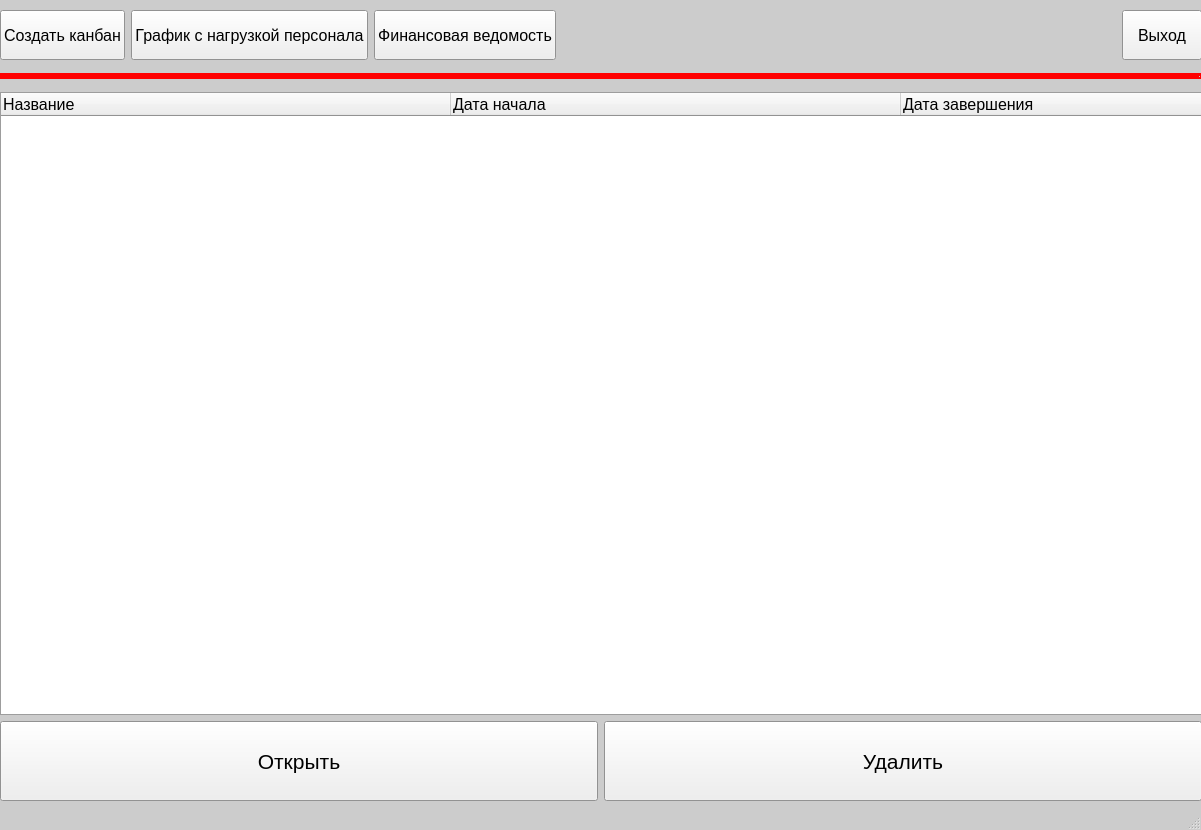
The window that main.ui (AnGREATern/kanbaner) describes before a commit, drawn with Qt 5.
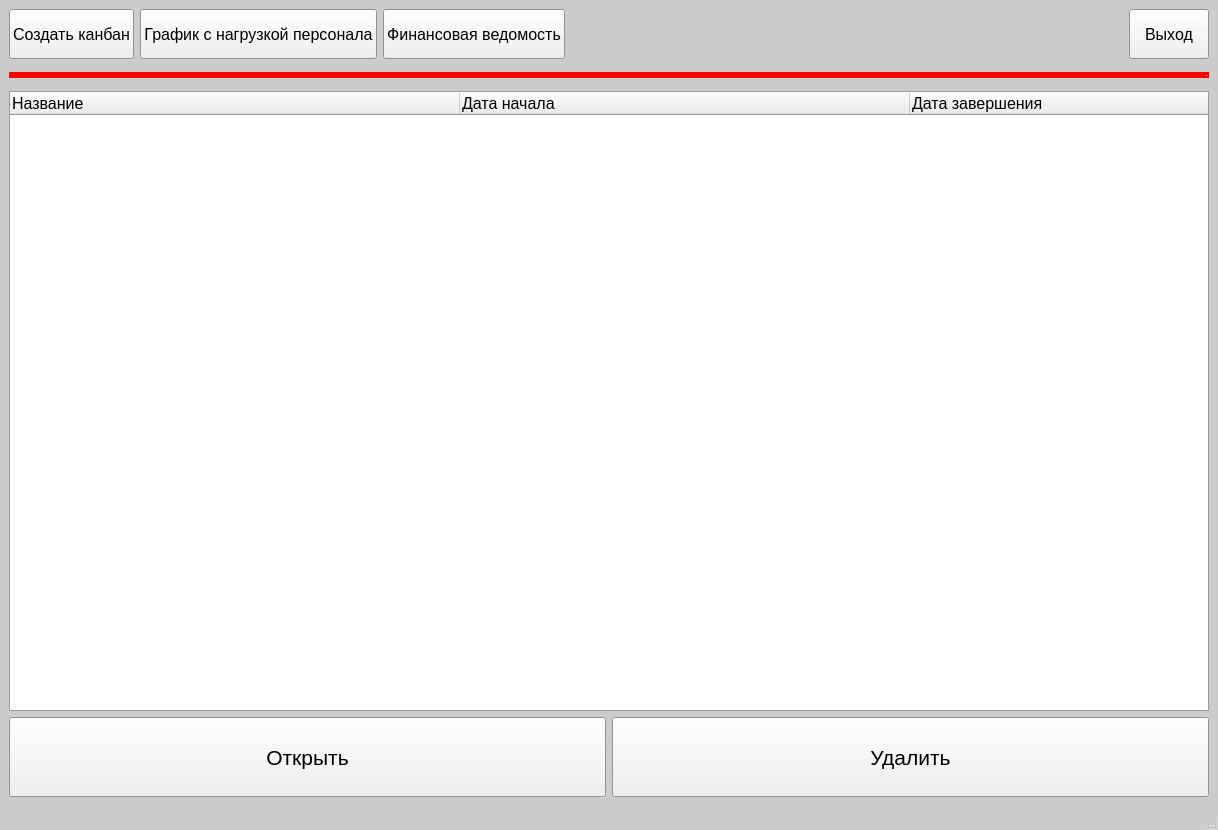
The same window after the commit.

What changed in the file:
```diff
--- a/main.ui
+++ b/main.ui
@@ -83,15 +83,6 @@
    <string>Kanbaner</string>
   </property>
   <widget class="QWidget" name="centralwidget">
-   <widget class="QWidget" name="verticalLayoutWidget">
-    <property name="geometry">
-     <rect>
-      <x>0</x>
-      <y>10</y>
-      <width>1202</width>
-      <height>791</height>
-     </rect>
-    </property>
     <layout class="QVBoxLayout" name="verticalLayout">
      <item>
       <layout class="QHBoxLayout" name="horizontalLayout">
@@ -486,7 +477,6 @@
       </layout>
      </item>
     </layout>
-   </widget>
   </widget>
   <widget class="QStatusBar" name="statusbar"/>
  </widget>
```
Lines whose indentation alone changed are shown as unchanged.
